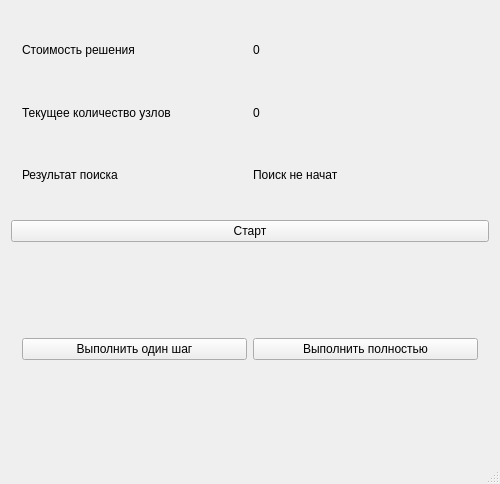
Qt form AI/MainWindow.ui (GaussGun3000/AI) before a commit.
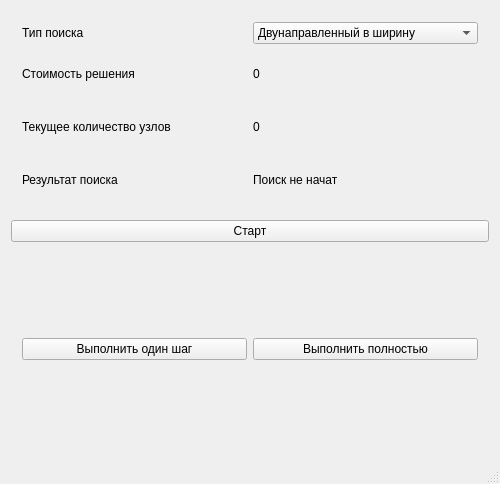
The same form after that commit.

Patch:
```diff
--- a/AI/MainWindow.ui
+++ b/AI/MainWindow.ui
@@ -18,48 +18,69 @@
     <item>
      <widget class="QWidget" name="statisticWidget" native="true">
       <layout class="QGridLayout" name="gridLayout">
-       <item row="2" column="0">
+       <item row="1" column="0">
+        <widget class="QLabel" name="label">
+         <property name="text">
+          <string>Стоимость решения</string>
+         </property>
+        </widget>
+       </item>
+       <item row="2" column="1">
+        <widget class="QLabel" name="nodesNumLabel">
+         <property name="text">
+          <string>0</string>
+         </property>
+        </widget>
+       </item>
+       <item row="5" column="0">
         <widget class="QLabel" name="label_2">
          <property name="text">
           <string>Результат поиска</string>
          </property>
         </widget>
        </item>
-       <item row="2" column="1">
+       <item row="1" column="1">
+        <widget class="QLabel" name="depthLabel">
+         <property name="text">
+          <string>0</string>
+         </property>
+        </widget>
+       </item>
+       <item row="5" column="1">
         <widget class="QLabel" name="searchStatusLabel">
          <property name="text">
           <string>Поиск не начат</string>
          </property>
         </widget>
        </item>
-       <item row="0" column="1">
-        <widget class="QLabel" name="depthLabel">
-         <property name="text">
-          <string>0</string>
-         </property>
-        </widget>
-       </item>
-       <item row="0" column="0">
-        <widget class="QLabel" name="label">
-         <property name="text">
-          <string>Стоимость решения</string>
-         </property>
-        </widget>
-       </item>
-       <item row="1" column="0">
+       <item row="2" column="0">
         <widget class="QLabel" name="label_3">
          <property name="text">
           <string>Текущее количество узлов</string>
          </property>
         </widget>
        </item>
-       <item row="1" column="1">
-        <widget class="QLabel" name="nodesNumLabel">
+       <item row="0" column="0">
+        <widget class="QLabel" name="label_4">
          <property name="text">
-          <string>0</string>
+          <string>Тип поиска</string>
          </property>
         </widget>
        </item>
+       <item row="0" column="1">
+        <widget class="QComboBox" name="typeComboBox">
+         <item>
+          <property name="text">
+           <string>Двунаправленный в ширину</string>
+          </property>
+         </item>
+         <item>
+          <property name="text">
+           <string>Однонаправленный в глубину</string>
+          </property>
+         </item>
+        </widget>
+       </item>
       </layout>
      </widget>
     </item>
```
